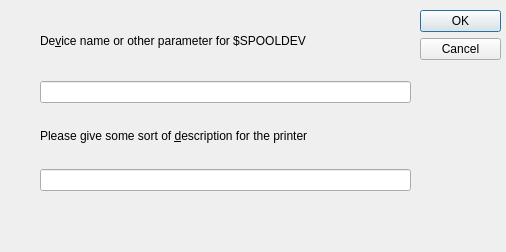
Old version of the form ptrinstall/otherinstdlg.ui in the repository gitGNU/gnu_gnuspool.
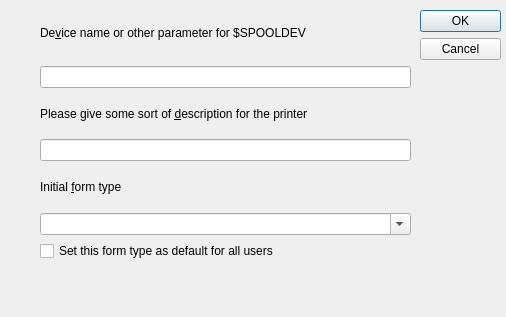
New version of the form.

Commit message:
Make sure we set default form type when installing printer.
Turn on some handy default permissions for all users.
Also provide option to reset form type at any time on Python and Perl
printer install.

What changed in the file:
```diff
--- a/ptrinstall/otherinstdlg.ui
+++ b/ptrinstall/otherinstdlg.ui
@@ -7,7 +7,7 @@
     <x>0</x>
     <y>0</y>
     <width>506</width>
-    <height>252</height>
+    <height>317</height>
    </rect>
   </property>
   <property name="windowTitle">
@@ -29,13 +29,13 @@
     <set>QDialogButtonBox::Cancel|QDialogButtonBox::Ok</set>
    </property>
   </widget>
-  <widget class="QWidget" name="">
+  <widget class="QWidget" name="layoutWidget">
    <property name="geometry">
     <rect>
      <x>40</x>
      <y>20</y>
      <width>371</width>
-     <height>171</height>
+     <height>241</height>
     </rect>
    </property>
    <layout class="QVBoxLayout" name="verticalLayout">
@@ -82,6 +82,36 @@
       </property>
      </widget>
     </item>
+    <item>
+     <widget class="QLabel" name="label_3">
+      <property name="text">
+       <string>Initial &amp;form type</string>
+      </property>
+      <property name="buddy">
+       <cstring>formtype</cstring>
+      </property>
+     </widget>
+    </item>
+    <item>
+     <widget class="QComboBox" name="formtype">
+      <property name="toolTip">
+       <string>Specify the initial form type for the printer</string>
+      </property>
+      <property name="editable">
+       <bool>true</bool>
+      </property>
+     </widget>
+    </item>
+    <item>
+     <widget class="QCheckBox" name="setdef">
+      <property name="toolTip">
+       <string>Check here to make this the default form type for all users</string>
+      </property>
+      <property name="text">
+       <string>Set this form type as default for all users</string>
+      </property>
+     </widget>
+    </item>
    </layout>
   </widget>
  </widget>
```
Left out of the diff: 2 changed lines with no effect on the pictures. The commit also changes 28 other files.
